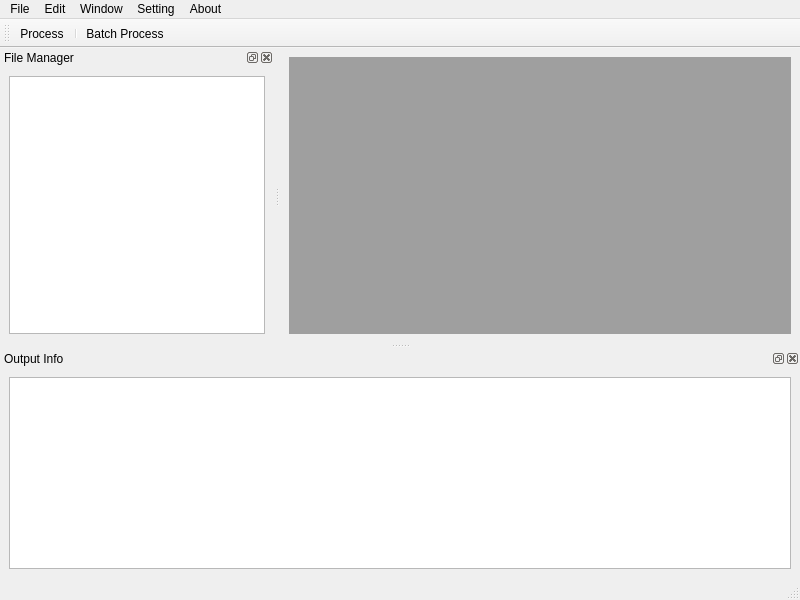
First picture: the form in sem_main.ui, repository breeeak/QTProjects_SEM_Fiber, before the edit.
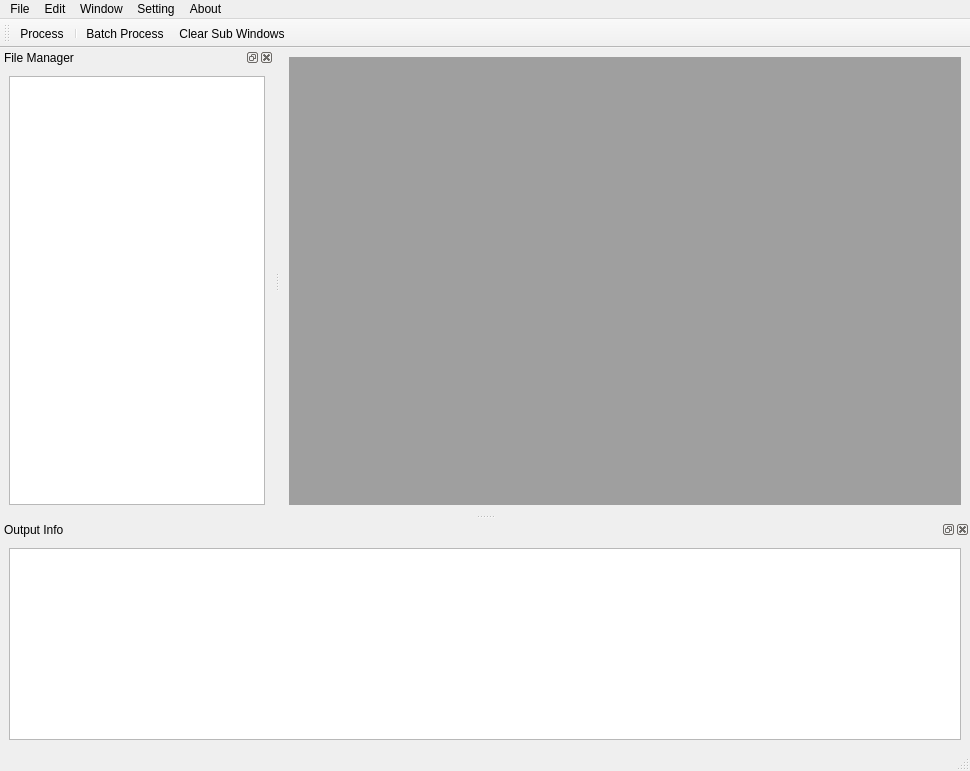
Second picture: the form after the edit.

Commit message: 初步界面，基础功能搭建完成

```diff
--- a/sem_main.ui
+++ b/sem_main.ui
@@ -6,8 +6,8 @@
    <rect>
     <x>0</x>
     <y>0</y>
-    <width>800</width>
-    <height>600</height>
+    <width>970</width>
+    <height>771</height>
    </rect>
   </property>
   <property name="windowTitle">
@@ -25,7 +25,7 @@
     <rect>
      <x>0</x>
      <y>0</y>
-     <width>800</width>
+     <width>970</width>
      <height>23</height>
     </rect>
    </property>
@@ -89,6 +89,7 @@
    <addaction name="actionProcess"/>
    <addaction name="separator"/>
    <addaction name="actionBatch_Process"/>
+   <addaction name="actionClear_Sub_Windows"/>
   </widget>
   <widget class="QDockWidget" name="dockWidget">
    <property name="windowTitle">
@@ -182,6 +183,16 @@
     <string>Batch Process</string>
    </property>
   </action>
+  <action name="actionClear_Sub_Windows">
+   <property name="text">
+    <string>Clear Sub Windows</string>
+   </property>
+  </action>
+  <action name="actionSetting">
+   <property name="text">
+    <string>参数设置</string>
+   </property>
+  </action>
  </widget>
  <resources/>
  <connections/>
```
Left out of the diff: 67 changed lines with no effect on the pictures. The commit also changes 3 other files.
